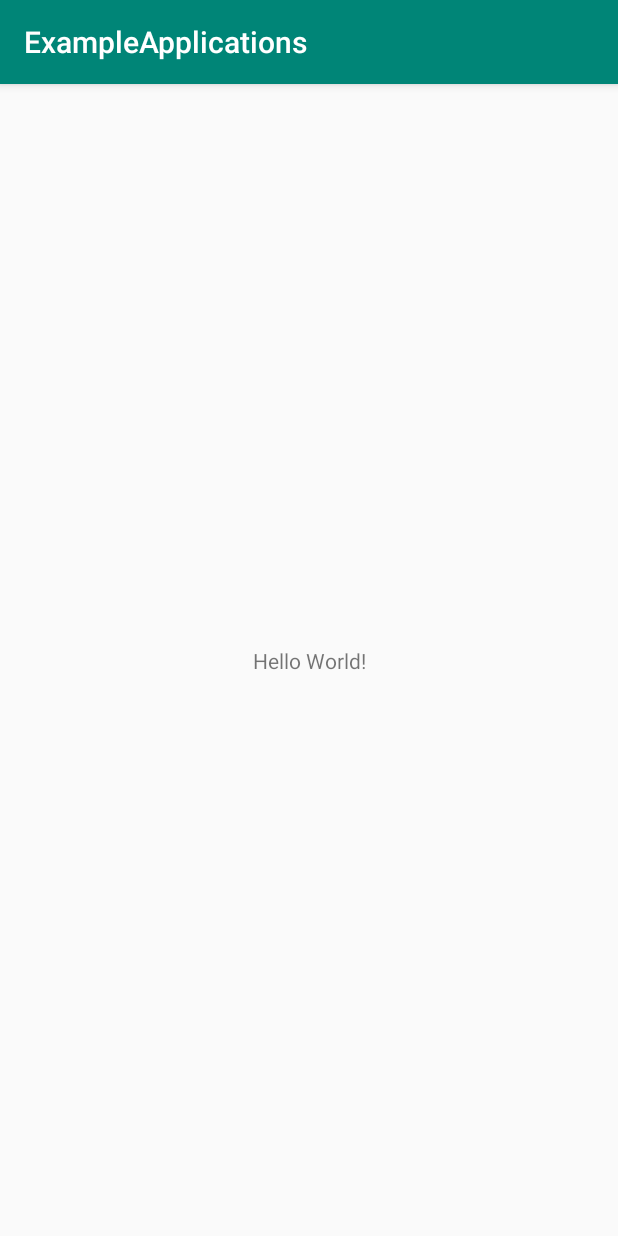
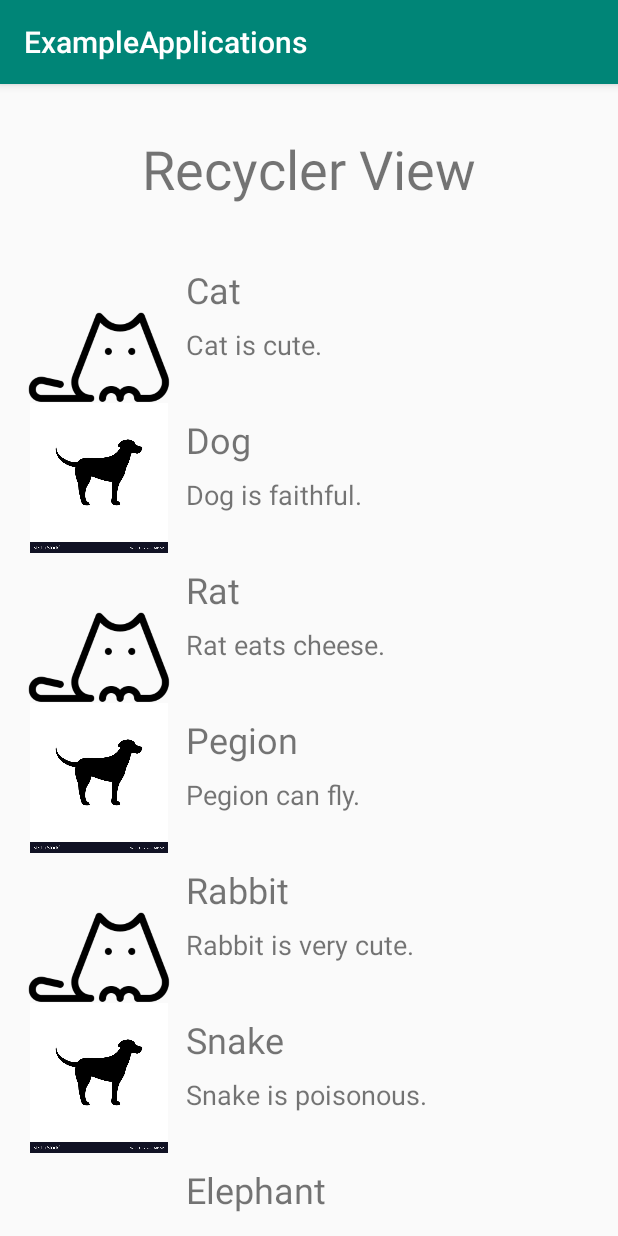
Before and after one commit to arpitparmar5739/android_examples, an Android app: the screen it shows after launch (MainActivity), on a phone screen of 412 x 824 dp. Run offline under Robolectric (Android 15) with nearby library versions, the phone set to English and light mode, and no system bars.

Commit message:
Implemented RecyclerView.

```diff
--- a/app/build.gradle
+++ b/app/build.gradle
@@ -26,4 +26,5 @@ dependencies {
     testImplementation 'junit:junit:4.12'
     androidTestImplementation 'androidx.test.ext:junit:1.1.0'
     androidTestImplementation 'androidx.test.espresso:espresso-core:3.1.1'
+    implementation 'com.android.support:recyclerview-v7:28.0.0'
 }
--- a/app/src/main/java/com/example/exampleapplications/MainActivity.java
+++ b/app/src/main/java/com/example/exampleapplications/MainActivity.java
@@ -1,14 +1,29 @@
 package com.example.exampleapplications;
 
 import androidx.appcompat.app.AppCompatActivity;
+import androidx.recyclerview.widget.LinearLayoutManager;
+import androidx.recyclerview.widget.RecyclerView;
 
 import android.os.Bundle;
 
 public class MainActivity extends AppCompatActivity {
+    RecyclerView recyclerView;
+    String titles[], description[];
+    int imageResource[] = {R.drawable.cat, R.drawable.dog, R.drawable.cat, R.drawable.dog, R.drawable.cat, R.drawable.dog, R.drawable.cat, R.drawable.dog};
+    MyOwnAdapter ad;
 
     @Override
     protected void onCreate(Bundle savedInstanceState) {
         super.onCreate(savedInstanceState);
         setContentView(R.layout.activity_main);
+        recyclerView = findViewById(R.id.recyclerView);
+
+        titles = getResources().getStringArray(R.array.pet_name);
+        description = getResources().getStringArray(R.array.desc);
+
+        ad = new MyOwnAdapter(this, titles, description, imageResource);
+
+        recyclerView.setAdapter(ad);
+        recyclerView.setLayoutManager(new LinearLayoutManager(this));
     }
 }
--- /dev/null
+++ b/app/src/main/java/com/example/exampleapplications/MyOwnAdapter.java
@@ -0,0 +1,58 @@
+package com.example.exampleapplications;
+
+import android.content.Context;
+import android.view.LayoutInflater;
+import android.view.View;
+import android.view.ViewGroup;
+import android.widget.ImageView;
+import android.widget.TextView;
+
+import androidx.annotation.NonNull;
+import androidx.recyclerview.widget.RecyclerView;
+
+public class MyOwnAdapter extends RecyclerView.Adapter<MyOwnAdapter.MyOwnHolder> {
+    String titles[], description[];
+    Context ctx;
+    int images[];
+
+    public MyOwnAdapter(Context ctx, String titles[], String description[], int img[]) {
+        this.ctx = ctx;
+
+        this.titles = titles;
+        this.description = description;
+        this.images = img;
+    }
+
+    @NonNull
+    @Override
+    public MyOwnHolder onCreateViewHolder(@NonNull ViewGroup parent, int viewType) {
+        LayoutInflater myInflater = LayoutInflater.from(ctx);
+        View myOwnView = myInflater.inflate(R.layout.my_row, parent, false);
+        return new MyOwnHolder(myOwnView);
+    }
+
+    @Override
+    public void onBindViewHolder(@NonNull MyOwnHolder holder, int position) {
+        holder.title.setText(this.titles[position]);
+        holder.description.setText(this.description[position]);
+        holder.imageView.setImageResource(this.images[position]);
+    }
+
+    @Override
+    public int getItemCount() {
+        return titles.length;
+    }
+
+    public class MyOwnHolder extends RecyclerView.ViewHolder {
+        TextView title, description;
+        ImageView imageView;
+
+        public MyOwnHolder(@NonNull View itemView) {
+            super(itemView);
+
+            title = itemView.findViewById(R.id.title);
+            description = itemView.findViewById(R.id.description);
+            imageView = itemView.findViewById(R.id.imageView);
+        }
+    }
+}
--- a/app/src/main/res/layout/activity_main.xml
+++ b/app/src/main/res/layout/activity_main.xml
@@ -7,12 +7,29 @@
     tools:context=".MainActivity">
 
     <TextView
+        android:id="@+id/textView"
         android:layout_width="wrap_content"
         android:layout_height="wrap_content"
-        android:text="Hello World!"
-        app:layout_constraintBottom_toBottomOf="parent"
+        android:layout_marginTop="32dp"
+        android:text="Recycler View"
+        android:textSize="36sp"
         app:layout_constraintLeft_toLeftOf="parent"
         app:layout_constraintRight_toRightOf="parent"
         app:layout_constraintTop_toTopOf="parent" />
 
+    <androidx.recyclerview.widget.RecyclerView
+        android:id="@+id/recyclerView"
+        android:layout_width="0dp"
+        android:layout_height="0dp"
+        android:layout_marginStart="16dp"
+        android:layout_marginLeft="16dp"
+        android:layout_marginTop="32dp"
+        android:layout_marginEnd="16dp"
+        android:layout_marginRight="16dp"
+        android:layout_marginBottom="16dp"
+        app:layout_constraintBottom_toBottomOf="parent"
+        app:layout_constraintEnd_toEndOf="parent"
+        app:layout_constraintStart_toStartOf="parent"
+        app:layout_constraintTop_toBottomOf="@+id/textView" />
+
 </androidx.constraintlayout.widget.ConstraintLayout>
--- /dev/null
+++ b/app/src/main/res/layout/my_row.xml
@@ -0,0 +1,40 @@
+<?xml version="1.0" encoding="utf-8"?>
+<androidx.constraintlayout.widget.ConstraintLayout xmlns:android="http://schemas.android.com/apk/res/android"
+    xmlns:app="http://schemas.android.com/apk/res-auto"
+    xmlns:tools="http://schemas.android.com/tools"
+    android:layout_width="match_parent"
+    android:layout_height="wrap_content"
+    android:orientation="vertical">
+
+    <ImageView
+        android:id="@+id/imageView"
+        android:layout_width="100dp"
+        android:layout_height="100dp"
+        app:layout_constraintStart_toStartOf="parent"
+        app:layout_constraintTop_toTopOf="parent"
+        app:srcCompat="@mipmap/ic_launcher_round" />
+
+    <TextView
+        android:id="@+id/title"
+        android:layout_width="wrap_content"
+        android:layout_height="wrap_content"
+        android:layout_marginStart="8dp"
+        android:layout_marginLeft="8dp"
+        android:layout_marginTop="8dp"
+        android:text="Hello World"
+        android:textSize="24sp"
+        app:layout_constraintStart_toEndOf="@+id/imageView"
+        app:layout_constraintTop_toTopOf="parent" />
+
+    <TextView
+        android:id="@+id/description"
+        android:layout_width="wrap_content"
+        android:layout_height="wrap_content"
+        android:layout_marginStart="8dp"
+        android:layout_marginLeft="8dp"
+        android:layout_marginTop="8dp"
+        android:text="Hey Yo!"
+        android:textSize="18sp"
+        app:layout_constraintStart_toEndOf="@+id/imageView"
+        app:layout_constraintTop_toBottomOf="@+id/title" />
+</androidx.constraintlayout.widget.ConstraintLayout>
--- a/app/src/main/res/values/strings.xml
+++ b/app/src/main/res/values/strings.xml
@@ -1,3 +1,25 @@
 <resources>
     <string name="app_name">ExampleApplications</string>
+
+    <string-array name="pet_name">
+        <item>Cat</item>
+        <item>Dog</item>
+        <item>Rat</item>
+        <item>Pegion</item>
+        <item>Rabbit</item>
+        <item>Snake</item>
+        <item>Elephant</item>
+        <item>Cow</item>
+    </string-array>
+
+    <string-array name="desc">
+        <item>Cat is cute.</item>
+        <item>Dog is faithful.</item>
+        <item>Rat eats cheese.</item>
+        <item>Pegion can fly.</item>
+        <item>Rabbit is very cute.</item>
+        <item>Snake is poisonous.</item>
+        <item>Elephant is dependable.</item>
+        <item>Cow is mother.</item>
+    </string-array>
 </resources>
--- a/build.gradle
+++ b/build.gradle
@@ -7,7 +7,7 @@ buildscript {
 
     }
     dependencies {
-        classpath 'com.android.tools.build:gradle:3.5.1'
+        classpath 'com.android.tools.build:gradle:3.5.2'
 
         // NOTE: Do not place your application dependencies here; they belong
         // in the individual module build.gradle files
```
Also changed, not shown: app/src/main/res/drawable-v24/cat.png (added), app/src/main/res/drawable-v24/dog.jpg (added).
